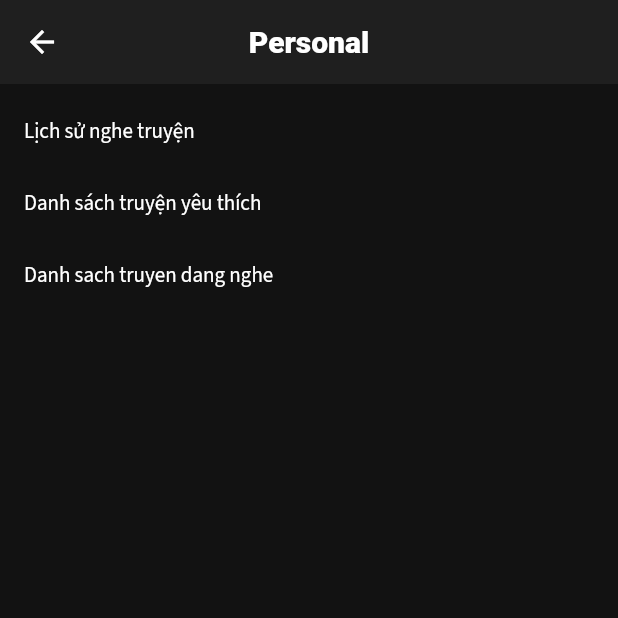
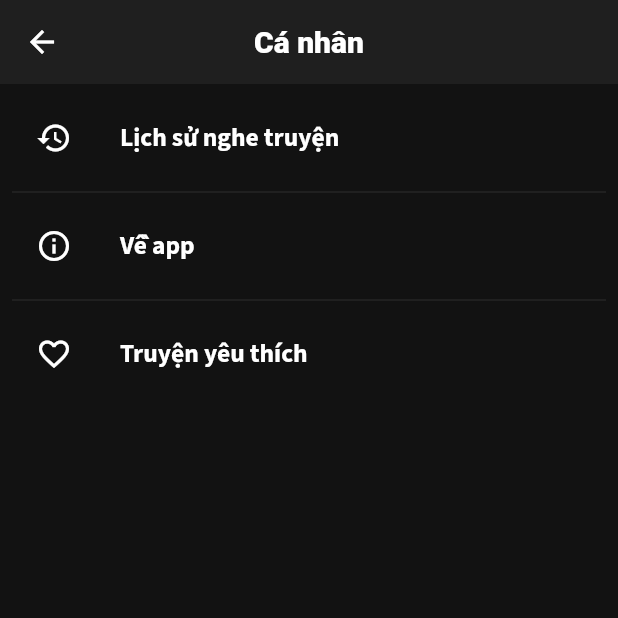
Before and after one commit to loveoverflowdev/audio-x-app, a Flutter app: the PersonalPage screen opened directly, after a tap on "Lịch sử nghe truyện", on a phone screen of 412 x 824 dp, the top half of it. Run offline on Flutter 3.47's test engine with Material 2 defaults, Android fonts, the phone set to English and light mode, and no system bars; our stand-ins replace auto_size_text, cached_network_image, dartz, easy_debounce, equatable, flutter_bloc and 12 more; missing offline and left inert: audio_session; network calls fail.

Commit message:
update personal page

```diff
--- a/lib/presentation/features/audio/views/audio_list_page.dart
+++ b/lib/presentation/features/audio/views/audio_list_page.dart
@@ -101,7 +101,7 @@ class AudioListPage extends StatelessWidget {
             ),
             Divider(
               color: Theme.of(context).textTheme.caption!.color,
-            )
+            ),
           ],
         ),
       ),
--- a/lib/presentation/features/home/views/home_page.dart
+++ b/lib/presentation/features/home/views/home_page.dart
@@ -16,7 +16,7 @@ class HomePage extends StatelessWidget {
       backgroundColor: Theme.of(context).backgroundColor,
       appBar: AppBar(
         centerTitle: true,
-        title: Text('Home'),
+        title: const Text('Trang chủ'),
       ),
       body: Padding(
         padding: const EdgeInsets.only(left: 16, right: 16),
--- /dev/null
+++ b/lib/presentation/features/personal/models/personal_tile_type.dart
@@ -0,0 +1,31 @@
+import 'package:flutter/material.dart';
+
+enum PersonalTileType {
+  history,
+  about,
+  favorites,
+}
+
+extension PersonalTileTypeExt on PersonalTileType {
+  String get title {
+    switch (this) {
+      case PersonalTileType.history:
+        return 'Lịch sử nghe truyện';
+      case PersonalTileType.about:
+        return 'Về app';
+      case PersonalTileType.favorites:
+        return 'Truyện yêu thích';
+    }
+  }
+
+  IconData get icon {
+    switch (this) {
+      case PersonalTileType.history:
+        return Icons.history_outlined;
+      case PersonalTileType.about:
+        return Icons.info_outline;
+      case PersonalTileType.favorites:
+        return Icons.favorite_outline;
+    }
+  }
+}
--- a/lib/presentation/features/personal/views/personal_page.dart
+++ b/lib/presentation/features/personal/views/personal_page.dart
@@ -1,7 +1,11 @@
 import 'package:flutter/material.dart';
+
+import '../models/personal_tile_type.dart';
 
 class PersonalPage extends StatelessWidget {
   const PersonalPage({super.key});
+
+  final _tiles = PersonalTileType.values;
 
   @override
   Widget build(BuildContext context) {
@@ -9,35 +13,31 @@ class PersonalPage extends StatelessWidget {
       backgroundColor: Theme.of(context).backgroundColor,
       appBar: AppBar(
         centerTitle: true,
-        title: Text('Personal'),
+        title: const Text('Cá nhân'),
       ),
       body: Padding(
         padding: const EdgeInsets.all(8.0),
-        child: Column(
-          crossAxisAlignment: CrossAxisAlignment.start,
-          children: [
-            TextButton(
-              onPressed: () {},
-              child: Text(
-                'Lịch sử nghe truyện',
-                style: Theme.of(context).textTheme.bodyMedium,
+        child: ListView.separated(
+          itemCount: _tiles.length,
+          itemBuilder: (BuildContext context, int index) {
+            final tile = _tiles[index];
+            return ListTile(
+              onTap: () {},
+              leading: Icon(
+                tile.icon,
               ),
-            ),
-            TextButton(
-              onPressed: () {},
-              child: Text(
-                'Danh sách truyện yêu thích',
-                style: Theme.of(context).textTheme.bodyMedium,
+              title: Text(
+                tile.title,
+                style: const TextStyle(
+                  fontSize: 17,
+                  fontWeight: FontWeight.bold,
+                ),
               ),
-            ),
-            TextButton(
-              onPressed: () {},
-              child: Text(
-                'Danh sach truyen dang nghe',
-                style: Theme.of(context).textTheme.bodyMedium,
-              ),
-            ),
-          ],
+            );
+          },
+          separatorBuilder: (BuildContext context, int index) {
+            return const Divider();
+          },
         ),
       ),
     );
--- a/pubspec.yaml
+++ b/pubspec.yaml
@@ -57,6 +57,7 @@ dependencies:
   persistent_bottom_nav_bar: ^5.0.2
   flutter_spinkit: ^5.1.0
 
+
   # The following adds the Cupertino Icons font to your application.
   # Use with the CupertinoIcons class for iOS style icons.
   cupertino_icons: ^1.0.2
```
